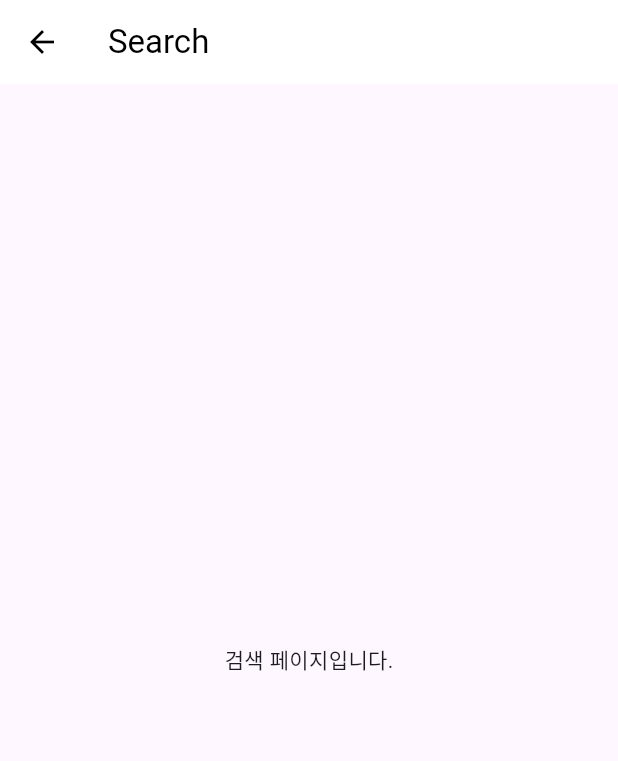
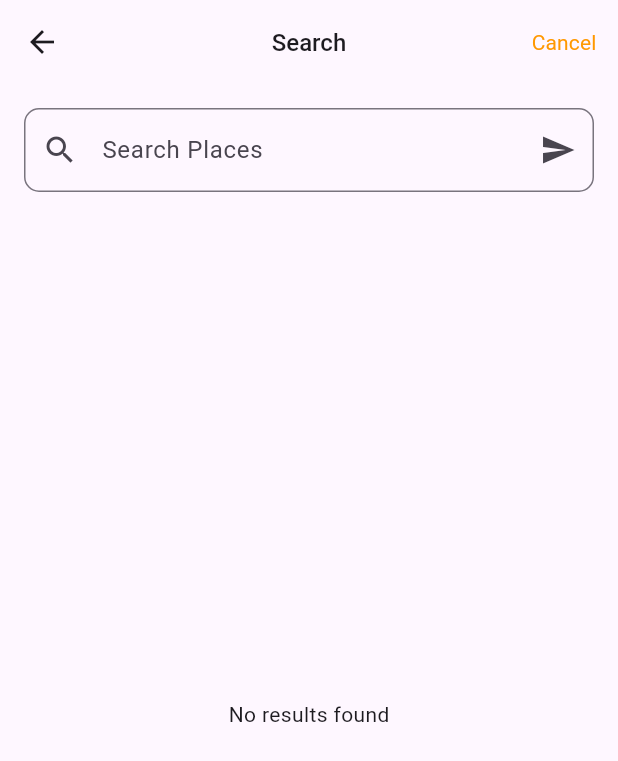
Before and after one commit to kiraki3/travel_route_planner, a Flutter app: the screen it shows after launch, item 3 of the bottom bar chosen, on a phone screen of 412 x 824 dp. Shown: the top 761 px of the screen. Run offline on Flutter 3.47's test engine with Material 3 defaults, Android fonts, the phone set to English and light mode, and no system bars.

Commit message:
Implement place search feature on SearchPage using Google Maps API

```diff
--- a/lib/screens/home_page.dart
+++ b/lib/screens/home_page.dart
@@ -14,9 +14,9 @@ class _HomePageState extends State<HomePage> {
   Widget build(BuildContext context) {
     var selectedIndex = 0;
 
-    void launchGoogleMapsSearch() {
-      print('구글 api 호출');
-    }
+    // void launchGoogleMapsSearch() {
+    //   print('구글 api 호출');
+    // }
 
     void onItemTapped(int index) {
       switch (index) {
--- a/lib/screens/search_page.dart
+++ b/lib/screens/search_page.dart
@@ -1,18 +1,112 @@
 import 'package:flutter/material.dart';
+import 'package:travel_route_planner/services/services.dart';
 
-class SearchPage extends StatelessWidget {
+class SearchPage extends StatefulWidget {
   const SearchPage({super.key});
+
+  @override
+  _SearchPageState createState() => _SearchPageState();
+}
+
+class _SearchPageState extends State<SearchPage> {
+  final TextEditingController _controller = TextEditingController();
+  List<dynamic> _searchResults = [];
+  late PlaceService placeService; // PlaceService 인스턴스 추가
+
+  @override
+  void initState() {
+    super.initState();
+    placeService = PlaceService('api'); // API 키 전달
+  }
+
+  Future<void> searchPlaces(String input) async {
+    try {
+      final results = await placeService.searchPlaces(input);
+      setState(() {
+        _searchResults = results;
+      });
+    } catch (e) {
+      print('Error: $e');
+    }
+  }
 
   @override
   Widget build(BuildContext context) {
     return Scaffold(
       appBar: AppBar(
-        title: const Text('Search'),
-        backgroundColor: Colors.white,
-        foregroundColor: Colors.black,
+        centerTitle: true,
+        title: const Text(
+          'Search',
+          style: TextStyle(
+            fontSize: 16,
+            fontWeight: FontWeight.w500,
+          ),
+        ),
+        leading: IconButton(
+          icon: const Icon(Icons.arrow_back),
+          onPressed: () {
+            Navigator.pop(context);
+          },
+        ),
+        actions: [
+          TextButton(
+            onPressed: () {
+              Navigator.pop(context);
+            },
+            style: TextButton.styleFrom(
+              padding: const EdgeInsets.only(right: 8.0),
+            ),
+            child: const Text(
+              'Cancel',
+              style: TextStyle(
+                  color: Colors.orange,
+                  fontSize: 14,
+                  fontWeight: FontWeight.w400),
+            ),
+          ),
+        ],
       ),
-      body: const Center(
-        child: Text('검색 페이지입니다.'),
+      body: Padding(
+        padding: const EdgeInsets.all(16.0),
+        child: Column(
+          children: [
+            TextField(
+              controller: _controller,
+              decoration: InputDecoration(
+                hintText: 'Search Places',
+                prefixIcon: const Icon(Icons.search),
+                suffixIcon: IconButton(
+                  icon: const Icon(Icons.send),
+                  onPressed: () {
+                    searchPlaces(_controller.text);
+                  },
+                ),
+                border: OutlineInputBorder(
+                  borderRadius: BorderRadius.circular(10),
+                ),
+              ),
+            ),
+            const SizedBox(height: 16.0),
+            // 검색 결과 표시 영역
+            Expanded(
+              child: _searchResults.isEmpty
+                  ? const Center(child: Text('No results found'))
+                  : ListView.builder(
+                      itemCount: _searchResults.length,
+                      itemBuilder: (context, index) {
+                        final place = _searchResults[index];
+                        return ListTile(
+                          title: Text(place['description']), // 자동완성 결과 표시
+                          onTap: () {
+                            // 장소를 선택하면 상세 페이지로 이동하는 코드 추가 가능
+                            print('Selected place: ${place['description']}');
+                          },
+                        );
+                      },
+                    ),
+            ),
+          ],
+        ),
       ),
     );
   }
--- /dev/null
+++ b/lib/services/place_service.dart
@@ -0,0 +1,23 @@
+import 'dart:convert';
+import 'package:http/http.dart' as http;
+
+class PlaceService {
+  final String apiKey;
+
+  PlaceService(this.apiKey);
+
+  Future<List<dynamic>> searchPlaces(String input) async {
+    final String url =
+        'https://maps.googleapis.com/maps/api/place/autocomplete/json?input=$input&key=$apiKey';
+
+    final response = await http.get(Uri.parse(url));
+
+    if (response.statusCode == 200) {
+      final data = jsonDecode(response.body);
+      print(data);
+      return data['predictions'] ?? [];
+    } else {
+      throw Exception('Failed to load places');
+    }
+  }
+}
--- /dev/null
+++ b/lib/services/services.dart
@@ -0,0 +1 @@
+export 'place_service.dart';
--- a/lib/widgets/widgets.dart
+++ b/lib/widgets/widgets.dart
@@ -1 +1,2 @@
 export 'destination_card.dart';
+export 'location_list_tile.dart';
--- a/pubspec.yaml
+++ b/pubspec.yaml
@@ -34,6 +34,9 @@ dependencies:
   google_places_flutter: ^2.0.9
   go_router: ^14.2.8
   flutter_riverpod: ^2.3.6
+  http: ^1.2.2
+  flutter_svg: ^1.1.5
+
 
 
   # The following adds the Cupertino Icons font to your application.
```
Also changed, not shown: lib/widgets/location_list_tile.dart (added), pubspec.lock, 1 other file.
